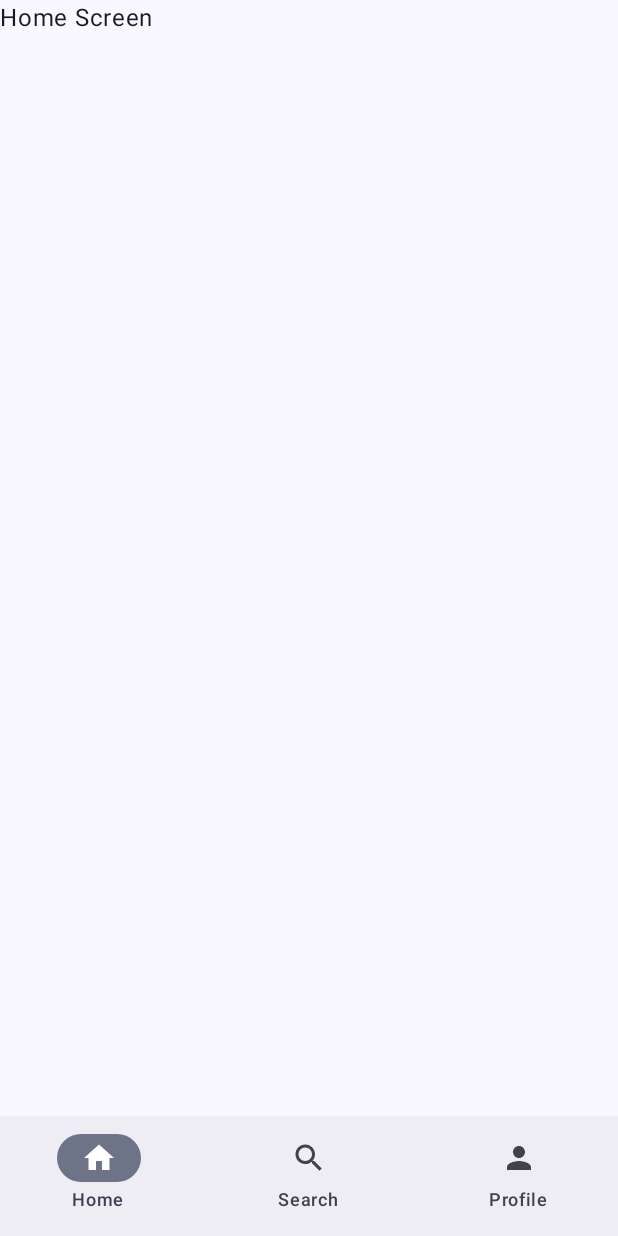
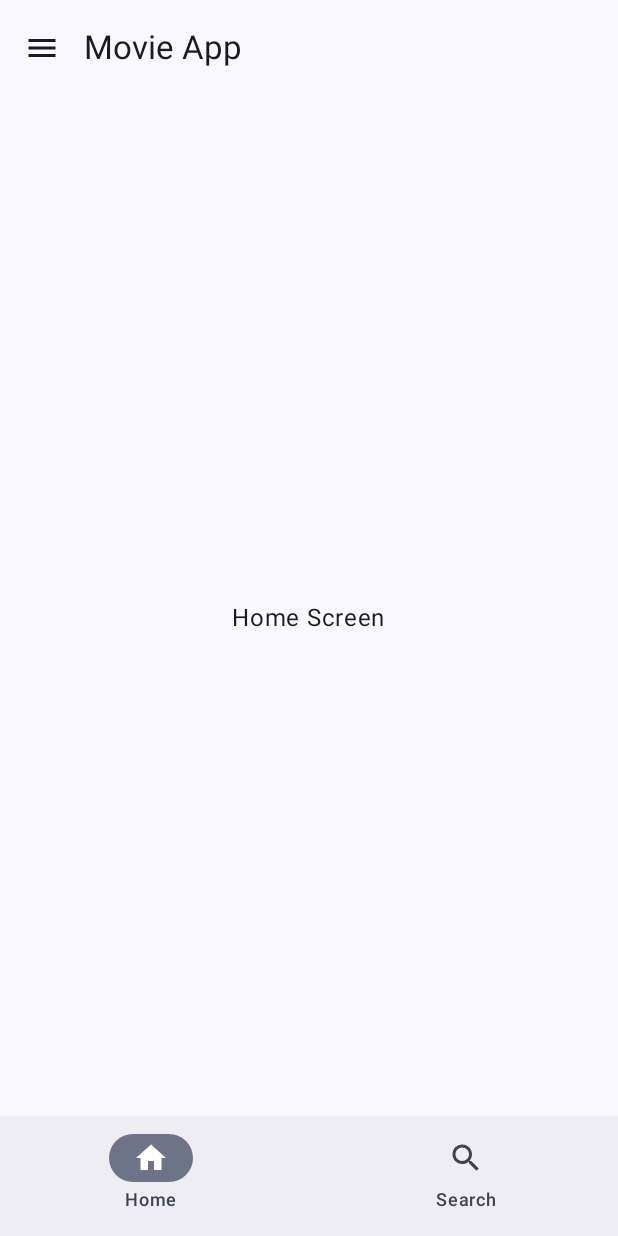
Before and after one commit to paras-28/movie_app_jetpack_compose, an Android app built with Jetpack Compose: the screen it shows after launch (MainActivity), on a phone screen of 412 x 824 dp. Run offline under Robolectric (Android 15) with nearby library versions, the phone set to English and light mode, and no system bars; 1 statement that could not run was skipped.

Commit message:
added Side Navigation drawer

```diff
--- a/app/build.gradle.kts
+++ b/app/build.gradle.kts
@@ -41,6 +41,10 @@ android {
 }
 
 dependencies {
+    implementation(libs.material3)
+    implementation(libs.androidx.runtime.saveable)
+    implementation(libs.ui.tooling.preview)
+    debugImplementation(libs.ui.tooling)
     val navVersion = "2.9.3"
     implementation(libs.androidx.core.ktx)
     implementation(libs.androidx.lifecycle.runtime.ktx)
--- a/app/src/main/java/com/example/movie_app/config/AppRoutes.kt
+++ b/app/src/main/java/com/example/movie_app/config/AppRoutes.kt
@@ -5,7 +5,7 @@ import androidx.compose.ui.Modifier
 import androidx.navigation.compose.NavHost
 import androidx.navigation.compose.composable
 import androidx.navigation.compose.rememberNavController
-import com.example.movie_app.presentation.HomeScreen
+import com.example.movie_app.presentation.Home.HomeScreen
 import com.example.movie_app.presentation.LoginScreen
 
 
--- /dev/null
+++ b/app/src/main/java/com/example/movie_app/presentation/Home/HomeScreen.kt
@@ -0,0 +1,173 @@
+package com.example.movie_app.presentation.Home
+
+
+import androidx.compose.foundation.layout.Spacer
+import androidx.compose.foundation.layout.height
+import androidx.compose.foundation.layout.padding
+import androidx.compose.ui.Modifier
+import androidx.navigation.compose.NavHost
+import androidx.navigation.compose.composable
+import androidx.compose.runtime.Composable
+import androidx.compose.runtime.getValue
+import androidx.compose.ui.graphics.vector.ImageVector
+import androidx.navigation.NavController
+import androidx.navigation.NavHostController
+import androidx.navigation.compose.currentBackStackEntryAsState
+import androidx.compose.material.icons.Icons
+import androidx.compose.material.icons.filled.Edit
+import androidx.compose.material.icons.filled.Home
+import androidx.compose.material.icons.filled.Info
+import androidx.compose.material.icons.filled.Menu
+import androidx.compose.material.icons.filled.Search
+import androidx.compose.material.icons.filled.Settings
+import androidx.compose.material.icons.outlined.Edit
+import androidx.compose.material.icons.outlined.Home
+import androidx.compose.material.icons.outlined.Info
+import androidx.compose.material.icons.outlined.Settings
+import androidx.compose.material3.DrawerValue
+import androidx.compose.material3.ExperimentalMaterial3Api
+import androidx.compose.material3.NavigationBar
+import androidx.compose.material3.NavigationBarItem
+import androidx.compose.material3.Icon
+import androidx.compose.material3.IconButton
+import androidx.compose.material3.ModalDrawerSheet
+import androidx.compose.material3.ModalNavigationDrawer
+import androidx.compose.material3.NavigationDrawerItem
+import androidx.compose.material3.NavigationDrawerItemDefaults
+import androidx.compose.material3.Scaffold
+import androidx.compose.material3.Text
+import androidx.compose.material3.TopAppBar
+import androidx.compose.material3.rememberDrawerState
+import androidx.compose.runtime.mutableStateOf
+import androidx.compose.runtime.rememberCoroutineScope
+import androidx.compose.runtime.saveable.rememberSaveable
+import androidx.compose.runtime.setValue
+import androidx.compose.ui.unit.dp
+import androidx.navigation.compose.rememberNavController
+import com.example.movie_app.presentation.Home.composables.AppNavigationHost
+import com.example.movie_app.presentation.Home.composables.BottomNavigationBar
+import com.example.movie_app.presentation.Home.composables.NavigationItems
+import kotlinx.coroutines.launch
+
+
+@OptIn(ExperimentalMaterial3Api::class)
+@Composable
+fun HomeScreen(modifier: Modifier = Modifier, navController: NavController) {
+
+
+    ///List of Navigation Items that will be clicked
+    val items = listOf(
+        NavigationItems(
+            title = "Home",
+            selectedIcon = Icons.Filled.Home,
+            unselectedIcon = Icons.Outlined.Home
+        ),
+        NavigationItems(
+            title = "Info",
+            selectedIcon = Icons.Filled.Info,
+            unselectedIcon = Icons.Outlined.Info
+        ),
+        NavigationItems(
+            title = "Edit",
+            selectedIcon = Icons.Filled.Edit,
+            unselectedIcon = Icons.Outlined.Edit,
+            badgeCount = 105
+        ),
+        NavigationItems(
+            title = "Settings",
+            selectedIcon = Icons.Filled.Settings,
+            unselectedIcon = Icons.Outlined.Settings
+        )
+    )
+
+    //Remember Clicked item state
+    var selectedItemIndex by rememberSaveable {
+        mutableStateOf(0)
+    }
+
+//Remember the State of the drawer. Closed/ Opened
+    val drawerState = rememberDrawerState(initialValue = DrawerValue.Closed)
+
+    val scope = rememberCoroutineScope()
+
+
+    // For Navigation Controller
+    val navController = rememberNavController();
+
+    ModalNavigationDrawer(
+        drawerState = drawerState,
+        drawerContent = {
+            ModalDrawerSheet {
+                Spacer(modifier = Modifier.height(16.dp)) //space (margin) from top
+                items.forEachIndexed { index, item ->
+                    NavigationDrawerItem(
+                        label = { Text(text = item.title) },
+                        selected = index == selectedItemIndex,
+                        onClick = {
+                            //  navController.navigate(item.route)
+
+                            selectedItemIndex = index
+                            scope.launch {
+                                drawerState.close()
+                            }
+                        },
+                        icon = {
+                            Icon(
+                                imageVector = if (index == selectedItemIndex) {
+                                    item.selectedIcon
+                                } else item.unselectedIcon,
+                                contentDescription = item.title
+                            )
+                        },
+                        badge = {  // Show Badge
+                            item.badgeCount?.let {
+                                Text(text = item.badgeCount.toString())
+                            }
+                        },
+                        modifier = Modifier
+                            .padding(NavigationDrawerItemDefaults.ItemPadding) //padding between items
+                    )
+                }
+
+            }
+        },
+        gesturesEnabled = true
+    ) {
+        Scaffold(
+
+            bottomBar = {
+                BottomNavigationBar(navController = navController)
+            },
+            modifier = modifier,
+            topBar = { //TopBar to show title
+                TopAppBar(
+                    title = {
+                        Text(text = "Movie App")
+                    },
+                    navigationIcon = {
+                        IconButton(onClick = {
+                            scope.launch {
+                                drawerState.apply {
+                                    if (isClosed) open() else close()
+                                }
+                            }
+                        }) {
+                            Icon(  //Show Menu Icon on TopBar
+                                imageVector = Icons.Default.Menu,
+                                contentDescription = "Menu"
+                            )
+                        }
+                    }
+                )
+            }
+        ) { innerPaddding ->
+            AppNavigationHost(
+                navController = navController,
+            )
+
+        }
+
+    }
+
+
+}
--- a/app/src/main/java/com/example/movie_app/presentation/HomeScreen.kt
+++ b/app/src/main/java/com/example/movie_app/presentation/Home/composables/HomeScreenBottomNavigationBar.kt
@@ -1,30 +1,27 @@
-package com.example.movie_app.presentation
+package com.example.movie_app.presentation.Home.composables
 
-
-import androidx.compose.ui.Modifier
-import androidx.navigation.compose.NavHost
-import androidx.navigation.compose.composable
+import androidx.compose.foundation.layout.fillMaxSize
+import androidx.compose.foundation.layout.wrapContentSize
+import androidx.compose.material.icons.Icons
+import androidx.compose.material.icons.filled.Home
+import androidx.compose.material.icons.filled.Search
+import androidx.compose.material3.Icon
+import androidx.compose.material3.NavigationBar
+import androidx.compose.material3.NavigationBarItem
+import androidx.compose.material3.Text
 import androidx.compose.runtime.Composable
 import androidx.compose.runtime.getValue
+import androidx.compose.ui.Modifier
 import androidx.compose.ui.graphics.vector.ImageVector
 import androidx.navigation.NavController
 import androidx.navigation.NavHostController
+import androidx.navigation.compose.NavHost
+import androidx.navigation.compose.composable
 import androidx.navigation.compose.currentBackStackEntryAsState
-import androidx.compose.material.icons.Icons
-import androidx.compose.material.icons.filled.Home
-import androidx.compose.material.icons.filled.Search
-import androidx.compose.material.icons.filled.Person
-import androidx.compose.material3.NavigationBar
-import androidx.compose.material3.NavigationBarItem
-import androidx.compose.material3.Icon
-import androidx.compose.material3.Scaffold
-import androidx.compose.material3.Text
-import androidx.navigation.compose.rememberNavController
 
 sealed class BottomNavItem(val route: String, val icon: ImageVector, val label: String) {
     object Home : BottomNavItem("home", Icons.Default.Home, "Home")
     object Search : BottomNavItem("search", Icons.Default.Search, "Search")
-    object Profile : BottomNavItem("profile", Icons.Default.Person, "Profile")
 }
 
 @Composable
@@ -32,21 +29,23 @@ fun AppNavigationHost(navController: NavHostController) {
     NavHost(navController, startDestination = BottomNavItem.Home.route) {
         composable(BottomNavItem.Home.route) {
             Text(
-                "Home Screen"
+                "Home Screen",
+                modifier = Modifier
+                    .fillMaxSize()
+                    .wrapContentSize(),
             )
         }
         composable(BottomNavItem.Search.route) {
             Text(
-                "Search"
-            )
-        }
-        composable(BottomNavItem.Profile.route) {
-            Text(
-                "Profile"
+                "Search",
+                modifier = Modifier
+                    .fillMaxSize()
+                    .wrapContentSize(),
             )
         }
     }
 }
+
 
 @Composable
 fun BottomNavigationBar(navController: NavController) {
@@ -55,7 +54,7 @@ fun BottomNavigationBar(navController: NavController) {
         val currentRoute = navBackStackEntry?.destination?.route
 
         listOf(
-            BottomNavItem.Home, BottomNavItem.Search, BottomNavItem.Profile
+            BottomNavItem.Home, BottomNavItem.Search,
         ).forEach { item ->
             NavigationBarItem(
                 selected = currentRoute == item.route,
@@ -70,22 +69,3 @@ fun BottomNavigationBar(navController: NavController) {
         }
     }
 }
-
-@Composable
-fun HomeScreen(modifier: Modifier = Modifier, navController: NavController) {
-
-    val navController = rememberNavController();
-
-    Scaffold(
-        modifier = Modifier,
-        bottomBar = {
-            BottomNavigationBar(navController = navController)
-        }
-    ) { innerPadding ->
-        AppNavigationHost(
-            navController = navController,
-        )
-
-    }
-
-}
--- /dev/null
+++ b/app/src/main/java/com/example/movie_app/presentation/Home/composables/HomeScreenNavigationDrawer.kt
@@ -0,0 +1,45 @@
+package com.example.movie_app.presentation.Home.composables
+
+import androidx.compose.foundation.layout.Spacer
+import androidx.compose.foundation.layout.height
+import androidx.compose.foundation.layout.padding
+import androidx.compose.material.icons.Icons
+import androidx.compose.material.icons.filled.Edit
+import androidx.compose.material.icons.filled.Home
+import androidx.compose.material.icons.filled.Info
+import androidx.compose.material.icons.filled.Menu
+import androidx.compose.material.icons.filled.Settings
+import androidx.compose.material.icons.outlined.Edit
+import androidx.compose.material.icons.outlined.Home
+import androidx.compose.material.icons.outlined.Info
+import androidx.compose.material.icons.outlined.Settings
+import androidx.compose.material3.DrawerValue
+import androidx.compose.material3.ExperimentalMaterial3Api
+import androidx.compose.material3.Icon
+import androidx.compose.material3.IconButton
+import androidx.compose.material3.ModalDrawerSheet
+import androidx.compose.material3.ModalNavigationDrawer
+import androidx.compose.material3.NavigationDrawerItem
+import androidx.compose.material3.NavigationDrawerItemDefaults
+import androidx.compose.material3.Scaffold
+import androidx.compose.material3.Text
+import androidx.compose.material3.TopAppBar
+import androidx.compose.material3.rememberDrawerState
+import androidx.compose.runtime.Composable
+import androidx.compose.runtime.getValue
+import androidx.compose.runtime.mutableStateOf
+import androidx.compose.runtime.rememberCoroutineScope
+import androidx.compose.runtime.saveable.rememberSaveable
+import androidx.compose.runtime.setValue
+import androidx.compose.ui.Modifier
+import androidx.compose.ui.graphics.vector.ImageVector
+import androidx.compose.ui.unit.dp
+import kotlinx.coroutines.launch
+
+// Create Navigation Items Class to Select Unselect items
+data class NavigationItems(
+    val title: String,
+    val selectedIcon: ImageVector,
+    val unselectedIcon: ImageVector,
+    val badgeCount: Int? = null
+)
```
Also changed, not shown: app/src/main/java/com/example/movie_app/MainActivity.kt (+3 -4 lines), gradle/libs.versions.toml (+8 -0 lines).
